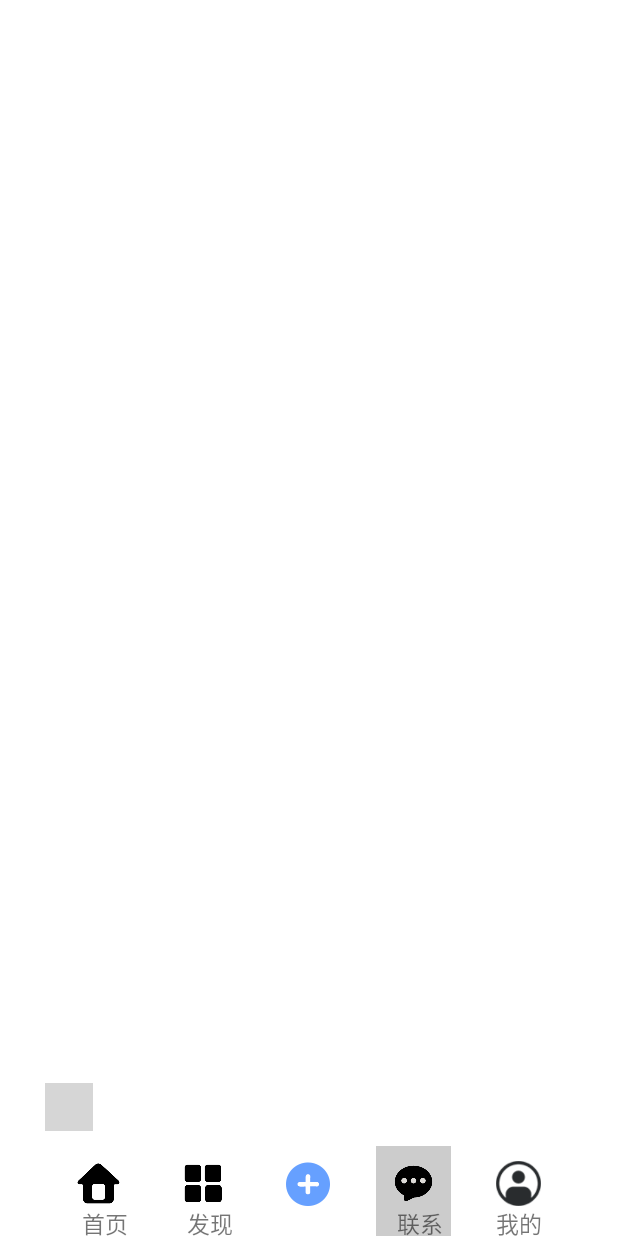
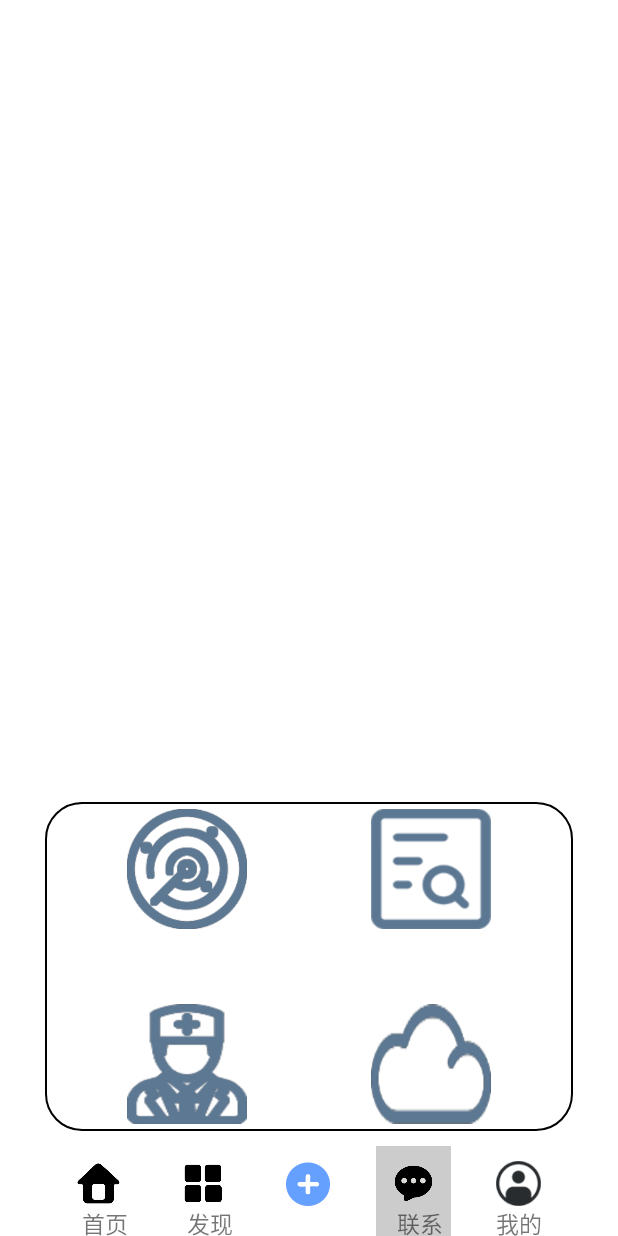
Before and after one commit to hitApple/healthAssistant, an Android app: the link screen opened directly, with no data from a screen before it, on a phone screen of 412 x 824 dp. Run offline under Robolectric (Android 15) with nearby library versions, the phone set to English and light mode, and no system bars; our stand-ins replace CircleImageView; grey boxes are pictures that could not be loaded.

Commit message:
小改动

```diff
--- a/app/src/main/java/com/example/app3/HomePage_find.java
+++ b/app/src/main/java/com/example/app3/HomePage_find.java
@@ -93,7 +93,7 @@ public class HomePage_find extends BaseActivity  {
                     findViewById(R.id.plus_ui2).clearAnimation();
                     ObjectAnimator.ofFloat(findViewById(R.id.plus_ui2),
                             "translationY",
-                            (float) (screenH/2))
+                            (float) (MainActivity.mScreenHeight/2))
                             .setDuration(500)
                             .start();
 
@@ -107,7 +107,7 @@ public class HomePage_find extends BaseActivity  {
                     findViewById(R.id.plus_ui2).clearAnimation();
                     ObjectAnimator.ofFloat(findViewById(R.id.plus_ui2),
                             "translationY",
-                            (float) (-screenH/2))
+                            (float) (-MainActivity.mScreenHeight/2))
                             .setDuration(500)
                             .start();
 
@@ -115,6 +115,7 @@ public class HomePage_find extends BaseActivity  {
                 }
             }
         });
+
         link.setOnClickListener(new View.OnClickListener() {
             @Override
             public void onClick(View view) {
--- /dev/null
+++ b/app/src/main/res/layout/plus2.xml
@@ -0,0 +1,41 @@
+<?xml version="1.0" encoding="utf-8"?>
+<RelativeLayout xmlns:android="http://schemas.android.com/apk/res/android"
+    android:layout_width="match_parent"
+    android:layout_height="wrap_content"
+    android:background="@drawable/buttonwhite">
+    <ImageView
+        android:id="@+id/healthcheckup"
+        android:layout_width="80dp"
+        android:layout_height="80dp"
+        android:layout_alignParentLeft="true"
+        android:layout_marginLeft="50dp"
+        android:background="@drawable/healthcheckup"/>
+
+    <ImageView
+        android:id="@+id/healthreport"
+        android:layout_width="80dp"
+        android:layout_height="80dp"
+        android:layout_alignTop="@+id/healthcheckup"
+        android:layout_alignParentRight="true"
+        android:layout_marginRight="50dp"
+        android:background="@drawable/healthreport" />
+
+    <ImageView
+        android:id="@+id/symptomconsultation"
+        android:layout_width="80dp"
+        android:layout_height="80dp"
+        android:layout_marginLeft="50dp"
+        android:layout_below="@+id/healthcheckup"
+        android:layout_marginTop="50dp"
+        android:background="@drawable/symptomconsultation" />
+
+    <ImageView
+        android:id="@+id/symptomprediction"
+        android:layout_width="80dp"
+        android:layout_height="80dp"
+        android:layout_alignTop="@id/symptomconsultation"
+        android:layout_alignParentRight="true"
+        android:layout_marginRight="50dp"
+        android:background="@drawable/symptomprediction" />
+
+</RelativeLayout>
```
Also changed, not shown: app/src/main/res/layout/homepage_find.xml (+9 -8 lines).
